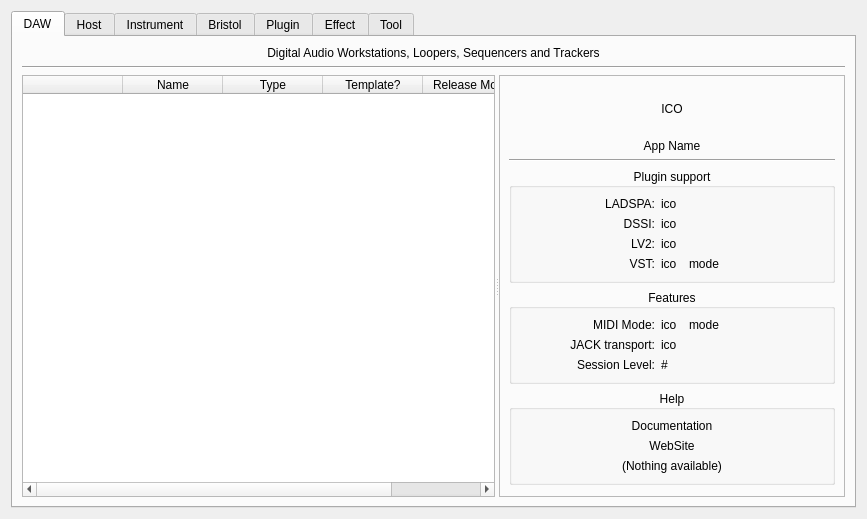
falkTX/Cadence, file resources/ui/claudia_launcher.ui: the form before one commit.
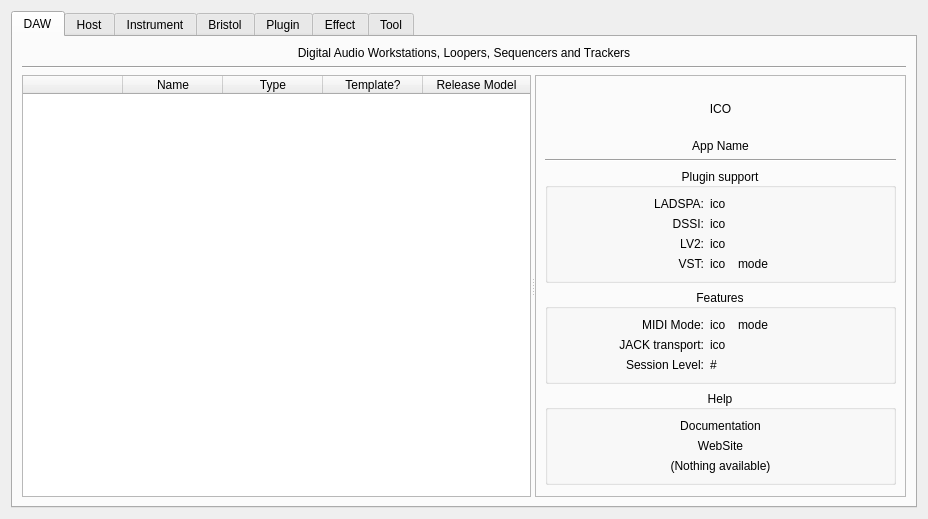
The form after the commit.

Commit message: Misc Claudia DB fixes

Patch:
```diff
--- a/resources/ui/claudia_launcher.ui
+++ b/resources/ui/claudia_launcher.ui
@@ -6,7 +6,7 @@
    <rect>
     <x>0</x>
     <y>0</y>
-    <width>867</width>
+    <width>928</width>
     <height>469</height>
    </rect>
   </property>
```
The commit also changes 1 other file.
